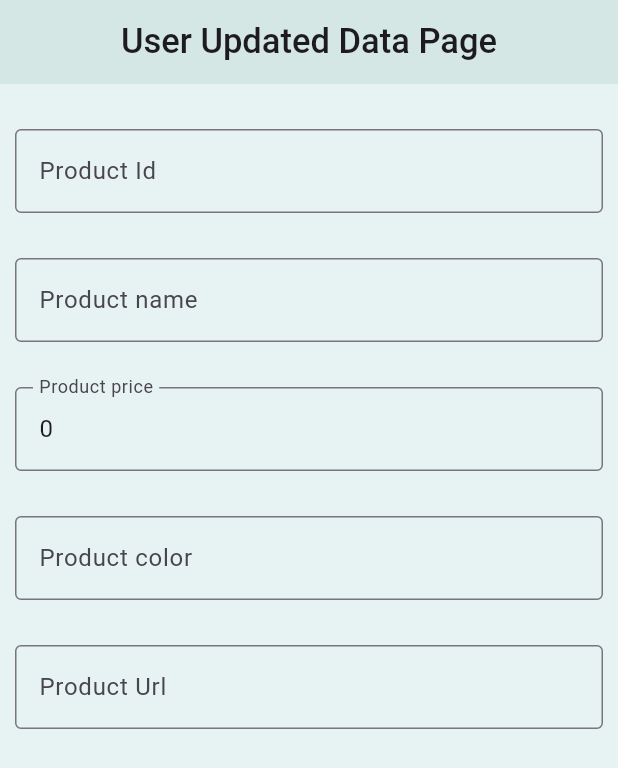
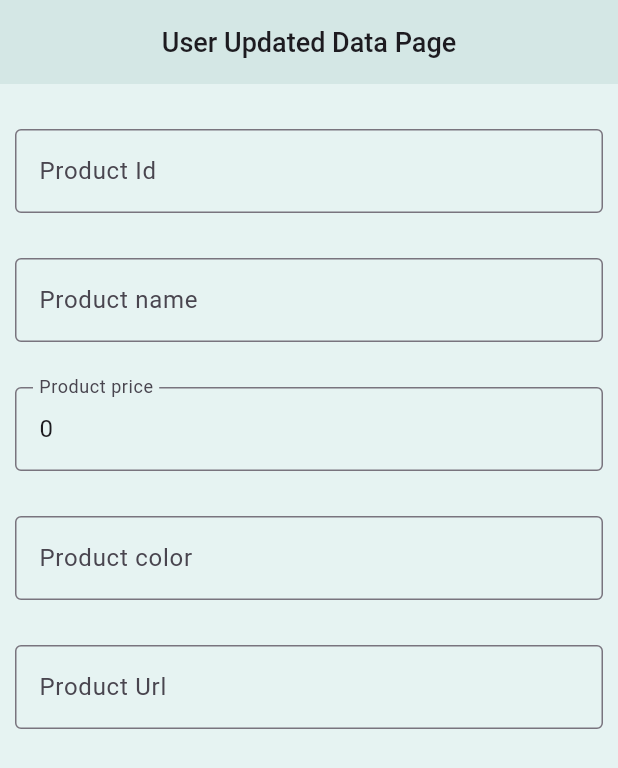
Before and after one commit to GaneshRawool18/Flutter_Api_Binding_Demo, a Flutter app: the UserUpdatedData screen opened directly with empty values, on a phone screen of 412 x 824 dp. Shown: the top 768 px of the screen. Run offline on Flutter 3.47's test engine with Material 3 defaults, Android fonts, the phone set to English and light mode, and no system bars; our stand-ins replace google_fonts.

Commit message:
Making some changes in user_updated_data.dart

```diff
--- a/api_binding/lib/user_updated_data.dart
+++ b/api_binding/lib/user_updated_data.dart
@@ -45,7 +45,7 @@ class _UserUpdatedDataState extends State<UserUpdatedData> {
       appBar: AppBar(
         title: Text("User Updated Data Page",
             style:
-                GoogleFonts.roboto(fontSize: 23, fontWeight: FontWeight.w500)),
+                GoogleFonts.roboto(fontSize: 18, fontWeight: FontWeight.w500)),
         centerTitle: true,
         backgroundColor: const Color.fromARGB(255, 212, 231, 229),
       ),
```
